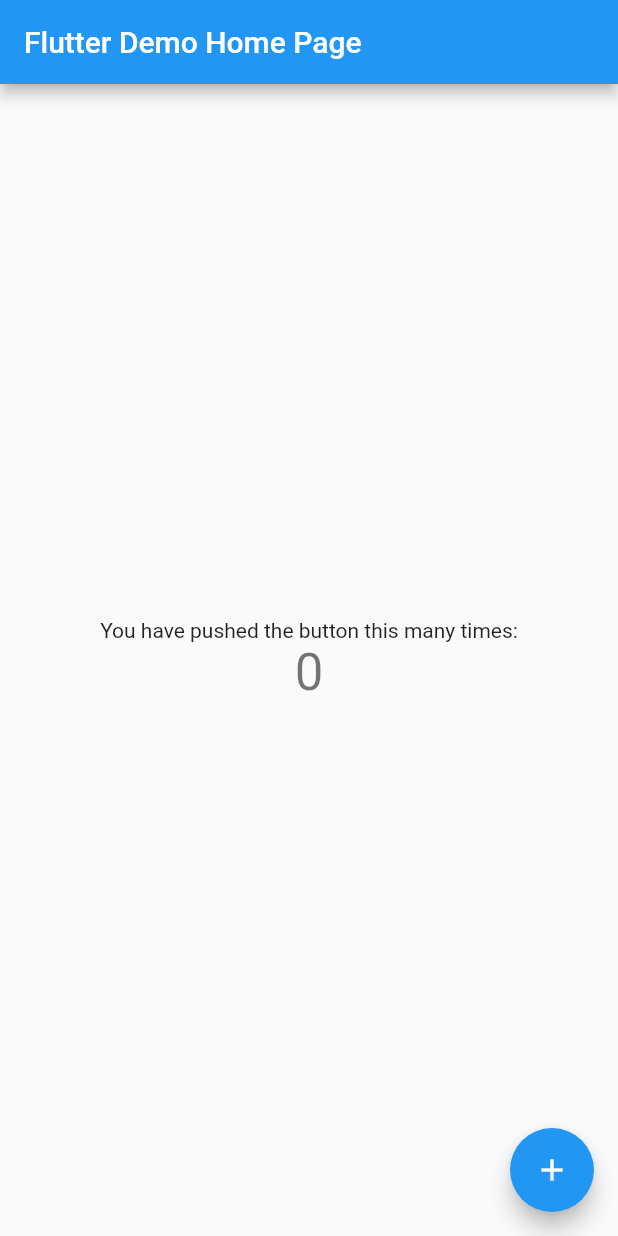
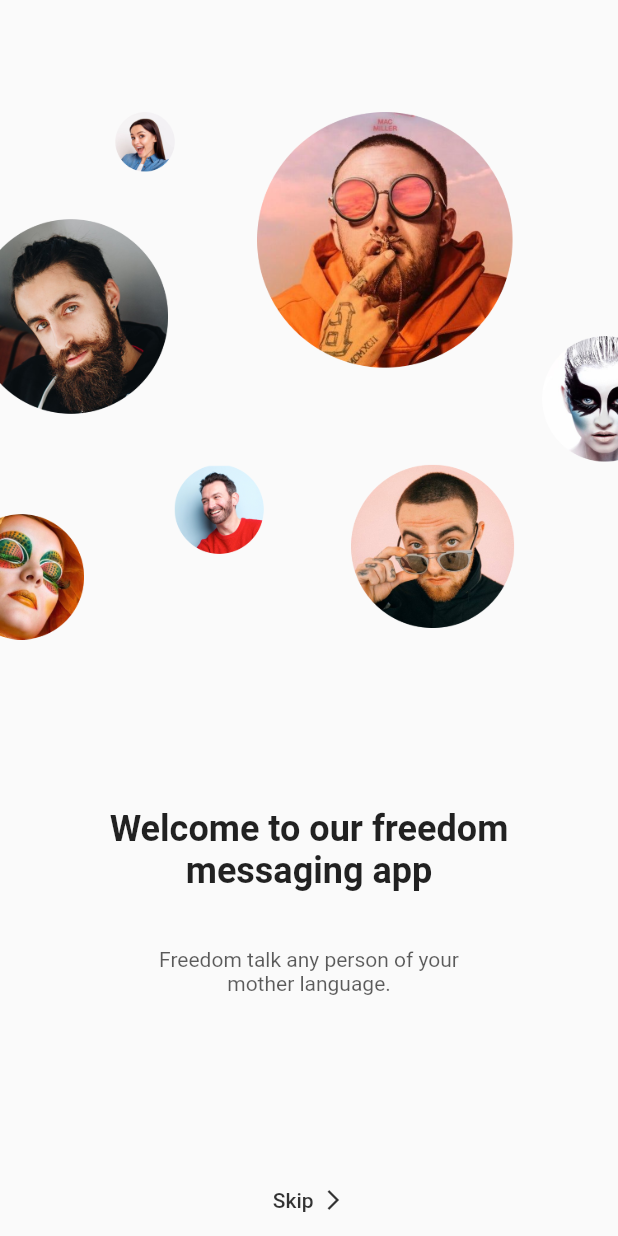
Before and after one commit to KrishG10/Chatting_app, a Flutter app: the screen it shows after launch, on a phone screen of 412 x 824 dp. Run offline on Flutter 3.47's test engine with Material 2 defaults, Android fonts, the phone set to English and light mode, and no system bars; our stand-ins replace google_fonts.

Commit message:
Added welcome screen , fonts

```diff
--- a/lib/main.dart
+++ b/lib/main.dart
@@ -1,115 +1,19 @@
 import 'package:flutter/material.dart';
+import 'package:simple_chatting_app/screens/welcome_sceen.dart';
 
 void main() {
-  runApp(const MyApp());
+  runApp(Myapp());
 }
 
-class MyApp extends StatelessWidget {
-  const MyApp({Key? key}) : super(key: key);
+class Myapp extends StatelessWidget {
+  const Myapp({Key? key}) : super(key: key);
 
-  // This widget is the root of your application.
   @override
   Widget build(BuildContext context) {
     return MaterialApp(
-      title: 'Flutter Demo',
-      theme: ThemeData(
-        // This is the theme of your application.
-        //
-        // Try running your application with "flutter run". You'll see the
-        // application has a blue toolbar. Then, without quitting the app, try
-        // changing the primarySwatch below to Colors.green and then invoke
-        // "hot reload" (press "r" in the console where you ran "flutter run",
-        // or simply save your changes to "hot reload" in a Flutter IDE).
-        // Notice that the counter didn't reset back to zero; the application
-        // is not restarted.
-        primarySwatch: Colors.blue,
-      ),
-      home: const MyHomePage(title: 'Flutter Demo Home Page'),
+      title: 'Krish Gupta',
+      debugShowCheckedModeBanner: false,
+      home: WelcomeScreen(),
     );
   }
 }
-
-class MyHomePage extends StatefulWidget {
-  const MyHomePage({Key? key, required this.title}) : super(key: key);
-
-  // This widget is the home page of your application. It is stateful, meaning
-  // that it has a State object (defined below) that contains fields that affect
-  // how it looks.
-
-  // This class is the configuration for the state. It holds the values (in this
-  // case the title) provided by the parent (in this case the App widget) and
-  // used by the build method of the State. Fields in a Widget subclass are
-  // always marked "final".
-
-  final String title;
-
-  @override
-  State<MyHomePage> createState() => _MyHomePageState();
-}
-
-class _MyHomePageState extends State<MyHomePage> {
-  int _counter = 0;
-
-  void _incrementCounter() {
-    setState(() {
-      // This call to setState tells the Flutter framework that something has
-      // changed in this State, which causes it to rerun the build method below
-      // so that the display can reflect the updated values. If we changed
-      // _counter without calling setState(), then the build method would not be
-      // called again, and so nothing would appear to happen.
-      _counter++;
-    });
-  }
-
-  @override
-  Widget build(BuildContext context) {
-    // This method is rerun every time setState is called, for instance as done
-    // by the _incrementCounter method above.
-    //
-    // The Flutter framework has been optimized to make rerunning build methods
-    // fast, so that you can just rebuild anything that needs updating rather
-    // than having to individually change instances of widgets.
-    return Scaffold(
-      appBar: AppBar(
-        // Here we take the value from the MyHomePage object that was created by
-        // the App.build method, and use it to set our appbar title.
-        title: Text(widget.title),
-      ),
-      body: Center(
-        // Center is a layout widget. It takes a single child and positions it
-        // in the middle of the parent.
-        child: Column(
-          // Column is also a layout widget. It takes a list of children and
-          // arranges them vertically. By default, it sizes itself to fit its
-          // children horizontally, and tries to be as tall as its parent.
-          //
-          // Invoke "debug painting" (press "p" in the console, choose the
-          // "Toggle Debug Paint" action from the Flutter Inspector in Android
-          // Studio, or the "Toggle Debug Paint" command in Visual Studio Code)
-          // to see the wireframe for each widget.
-          //
-          // Column has various properties to control how it sizes itself and
-          // how it positions its children. Here we use mainAxisAlignment to
-          // center the children vertically; the main axis here is the vertical
-          // axis because Columns are vertical (the cross axis would be
-          // horizontal).
-          mainAxisAlignment: MainAxisAlignment.center,
-          children: <Widget>[
-            const Text(
-              'You have pushed the button this many times:',
-            ),
-            Text(
-              '$_counter',
-              style: Theme.of(context).textTheme.headline4,
-            ),
-          ],
-        ),
-      ),
-      floatingActionButton: FloatingActionButton(
-        onPressed: _incrementCounter,
-        tooltip: 'Increment',
-        child: const Icon(Icons.add),
-      ), // This trailing comma makes auto-formatting nicer for build methods.
-    );
-  }
-}
--- /dev/null
+++ b/lib/screens/welcome_sceen.dart
@@ -0,0 +1,74 @@
+import 'package:simple_chatting_app/constants.dart';
+import 'package:flutter/material.dart';
+
+class WelcomeScreen extends StatelessWidget {
+  @override
+  Widget build(BuildContext context) {
+    return Scaffold(
+      body: SafeArea(
+        child: Column(
+          children: [
+            const Spacer(flex: 2),
+            Image.asset("assets/images/welcome_image.png"),
+            const Spacer(flex: 3),
+            Text(
+              "Welcome to our freedom \nmessaging app",
+              textAlign: TextAlign.center,
+              style: Theme.of(context)
+                  .textTheme
+                  .headline5!
+                  .copyWith(fontWeight: FontWeight.bold),
+            ),
+            const Spacer(),
+            Text(
+              "Freedom talk any person of your \nmother language.",
+              textAlign: TextAlign.center,
+              style: TextStyle(
+                color: Theme.of(context)
+                    .textTheme
+                    .bodyText1!
+                    .color!
+                    .withOpacity(0.64),
+              ),
+            ),
+            const Spacer(flex: 3),
+            FittedBox(
+              child: TextButton(
+                  // onPressed: () => Navigator.push(
+                  //       context,
+                  //       MaterialPageRoute(
+                  //         builder: (context) => SigninOrSignupScreen(),
+                  //       ),
+                  //     ),
+                  onPressed: () {},
+                  child: Row(
+                    children: [
+                      Text(
+                        "Skip",
+                        style: Theme.of(context).textTheme.bodyText1!.copyWith(
+                              color: Theme.of(context)
+                                  .textTheme
+                                  .bodyText1!
+                                  .color!
+                                  .withOpacity(0.8),
+                            ),
+                      ),
+                      const SizedBox(width: kDefaultPadding / 4),
+                      Icon(
+                        Icons.arrow_forward_ios,
+                        size: 16,
+                        color: Theme.of(context)
+                            .textTheme
+                            .bodyText1!
+                            .color!
+                            .withOpacity(0.8),
+                      )
+                    ],
+                  )),
+            )
+          ],
+        ),
+      ),
+    );
+  }
+}
```
